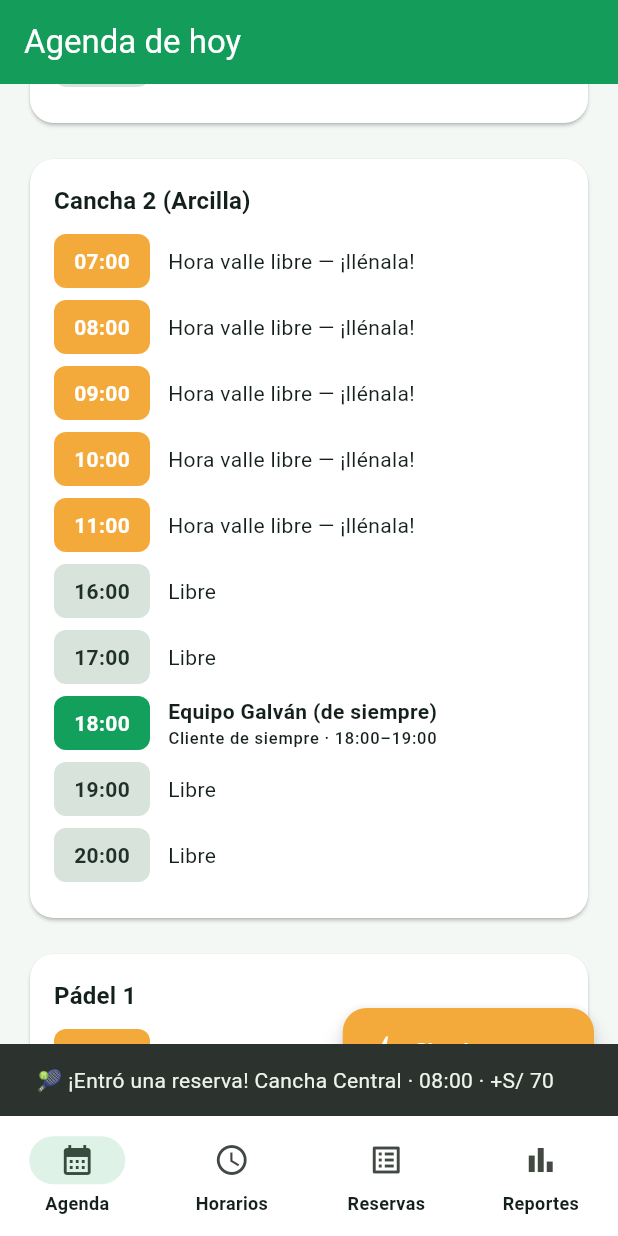
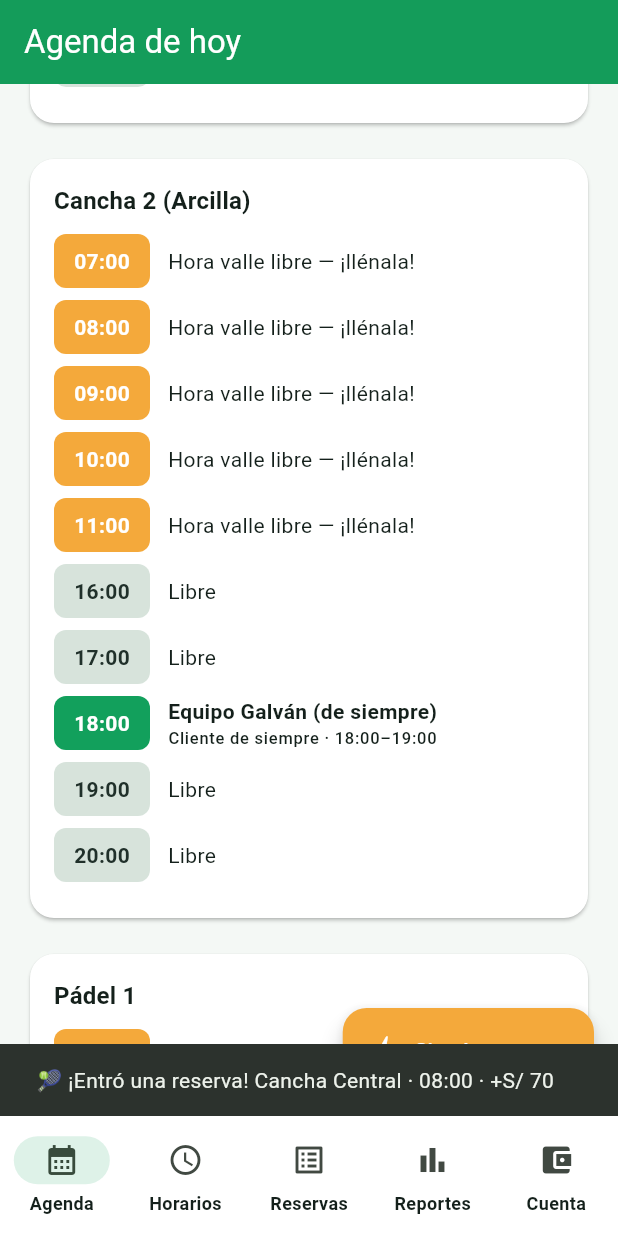
Before and after one commit to dcalagua/canchas-app-lima, a Flutter app: the HomeShell screen opened directly, scrolled down 576 dp, after a tap on "Simular reserva", on a phone screen of 412 x 824 dp. Run offline on Flutter 3.47's test engine with Material 3 defaults, Android fonts, the phone set to English and light mode, and no system bars; our stand-ins replace google_maps_flutter, google_sign_in, shared_preferences; accounts and stored records are empty.

Commit message:
Cuenta del club: saldo prepago + recargas + comisión por reserva (modelo inDrive)
Nueva pestaña "Cuenta" en el Panel del Club:
- Saldo prepago del club; con saldo el club aparece "destacado", sin saldo queda
  "pausado" (gancho del modelo: recargar para recibir reservas).
- Recarga con montos rápidos (S/ 20/50/100/200) — pasarela real queda para la
  siguiente fase (Yape/tarjeta).
- Cada reserva nueva (jugador o demo) descuenta una comisión (5%, mín S/ 2) del
  saldo y queda en el historial de movimientos.

Co-Authored-By: Claude Opus 4.8 (1M context) <noreply@anthropic.com>
Claude-Session: https://claude.ai/code/session_017fg7ijXuZRX6jvFjZELf83

```diff
--- /dev/null
+++ b/lib/screens/cuenta_screen.dart
@@ -0,0 +1,255 @@
+import 'package:flutter/material.dart';
+
+import '../models/models.dart';
+import '../state/app_state.dart';
+import '../theme.dart';
+
+/// Cuenta del club: saldo prepago (modelo inDrive), recargas y movimientos.
+class CuentaScreen extends StatelessWidget {
+  const CuentaScreen({super.key});
+
+  @override
+  Widget build(BuildContext context) {
+    return Scaffold(
+      appBar: AppBar(title: const Text('Mi cuenta')),
+      body: ListenableBuilder(
+        listenable: appState,
+        builder: (context, _) {
+          return ListView(
+            padding: const EdgeInsets.all(16),
+            children: [
+              _TarjetaSaldo(
+                saldo: appState.saldoClub,
+                destacado: appState.destacadoActivo,
+                onRecargar: () => _abrirRecarga(context),
+              ),
+              const SizedBox(height: 18),
+              Text('Movimientos',
+                  style: Theme.of(context)
+                      .textTheme
+                      .titleMedium
+                      ?.copyWith(fontWeight: FontWeight.bold)),
+              const SizedBox(height: 8),
+              if (appState.movimientos.isEmpty)
+                Text('Aún no hay movimientos.',
+                    style: TextStyle(color: Colors.grey[600]))
+              else
+                ...appState.movimientos.map((m) => _FilaMovimiento(m)),
+            ],
+          );
+        },
+      ),
+    );
+  }
+
+  void _abrirRecarga(BuildContext context) {
+    showModalBottomSheet<void>(
+      context: context,
+      backgroundColor: Colors.transparent,
+      builder: (sheetContext) => _RecargaSheet(
+        onRecargar: (monto) {
+          appState.recargar(monto);
+          Navigator.of(sheetContext).pop();
+          ScaffoldMessenger.of(context).showSnackBar(
+            SnackBar(
+              backgroundColor: verdeCancha,
+              content: Text('✅ Recargaste S/ $monto. ¡Ya apareces destacado!'),
+            ),
+          );
+        },
+      ),
+    );
+  }
+}
+
+class _TarjetaSaldo extends StatelessWidget {
+  final int saldo;
+  final bool destacado;
+  final VoidCallback onRecargar;
+  const _TarjetaSaldo(
+      {required this.saldo, required this.destacado, required this.onRecargar});
+
+  @override
+  Widget build(BuildContext context) {
+    return Container(
+      padding: const EdgeInsets.all(20),
+      decoration: BoxDecoration(
+        borderRadius: BorderRadius.circular(20),
+        gradient: const LinearGradient(
+          begin: Alignment.topLeft,
+          end: Alignment.bottomRight,
+          colors: [verdeClaro, verdeOscuro],
+        ),
+      ),
+      child: Column(
+        crossAxisAlignment: CrossAxisAlignment.start,
+        children: [
+          const Text('Saldo disponible',
+              style: TextStyle(color: Colors.white70, fontSize: 14)),
+          const SizedBox(height: 4),
+          Text('S/ $saldo',
+              style: const TextStyle(
+                  color: Colors.white,
+                  fontSize: 40,
+                  fontWeight: FontWeight.bold)),
+          const SizedBox(height: 10),
+          Container(
+            padding: const EdgeInsets.symmetric(horizontal: 12, vertical: 6),
+            decoration: BoxDecoration(
+              color: Colors.white.withOpacity(0.18),
+              borderRadius: BorderRadius.circular(20),
+            ),
+            child: Row(
+              mainAxisSize: MainAxisSize.min,
+              children: [
+                Icon(destacado ? Icons.star : Icons.pause_circle_filled,
+                    color: destacado ? lima : Colors.white, size: 16),
+                const SizedBox(width: 6),
+                Text(
+                  destacado
+                      ? 'Destacado activo · apareces primero'
+                      : 'Pausado · recarga para aparecer',
+                  style: const TextStyle(
+                      color: Colors.white,
+                      fontSize: 12,
+                      fontWeight: FontWeight.w600),
+                ),
+              ],
+            ),
+          ),
+          const SizedBox(height: 16),
+          SizedBox(
+            width: double.infinity,
+            child: FilledButton.icon(
+              style: FilledButton.styleFrom(
+                backgroundColor: coral,
+                padding: const EdgeInsets.symmetric(vertical: 14),
+              ),
+              onPressed: onRecargar,
+              icon: const Icon(Icons.add),
+              label: const Text('Recargar saldo'),
+            ),
+          ),
+          const SizedBox(height: 10),
+          const Text(
+            'Cada reserva nueva descuenta una pequeña comisión de tu saldo. '
+            'Solo pagas por las reservas que la app te trae.',
+            style: TextStyle(color: Colors.white70, fontSize: 12, height: 1.4),
+          ),
+        ],
+      ),
+    );
+  }
+}
+
+class _FilaMovimiento extends StatelessWidget {
+  final MovimientoSaldo m;
+  const _FilaMovimiento(this.m);
+
+  @override
+  Widget build(BuildContext context) {
+    final esRecarga = m.tipo == TipoMovimiento.recarga;
+    final color = esRecarga ? verdeCancha : coral;
+    return Card(
+      margin: const EdgeInsets.only(bottom: 8),
+      child: ListTile(
+        leading: CircleAvatar(
+          backgroundColor: color.withOpacity(0.14),
+          child: Icon(esRecarga ? Icons.arrow_downward : Icons.arrow_upward,
+              color: color, size: 20),
+        ),
+        title: Text(m.concepto,
+            style: const TextStyle(fontWeight: FontWeight.w600, fontSize: 14)),
+        subtitle: Text(m.cuando),
+        trailing: Text(
+          '${esRecarga ? '+' : '−'} S/ ${m.monto}',
+          style: TextStyle(
+              color: color, fontWeight: FontWeight.bold, fontSize: 15),
+        ),
+      ),
+    );
+  }
+}
+
+class _RecargaSheet extends StatelessWidget {
+  final ValueChanged<int> onRecargar;
+  const _RecargaSheet({required this.onRecargar});
+
+  @override
+  Widget build(BuildContext context) {
+    const montos = [20, 50, 100, 200];
+    return Container(
+      decoration: const BoxDecoration(
+        color: Colors.white,
+        borderRadius: BorderRadius.vertical(top: Radius.circular(24)),
+      ),
+      padding: const EdgeInsets.fromLTRB(20, 14, 20, 28),
+      child: Column(
+        mainAxisSize: MainAxisSize.min,
+        crossAxisAlignment: CrossAxisAlignment.stretch,
+        children: [
+          Center(
+            child: Container(
+              width: 44,
+              height: 5,
+              decoration: BoxDecoration(
+                color: Colors.black12,
+                borderRadius: BorderRadius.circular(10),
+              ),
+            ),
+          ),
+          const SizedBox(height: 18),
+          const Text('Elige cuánto recargar',
+              style: TextStyle(fontSize: 18, fontWeight: FontWeight.bold)),
+          const SizedBox(height: 4),
+          Text('Mientras tengas saldo, tu club aparece destacado en el mapa.',
+              style: TextStyle(color: Colors.grey[600], fontSize: 13)),
+          const SizedBox(height: 16),
+          GridView.count(
+            crossAxisCount: 2,
+            shrinkWrap: true,
+            physics: const NeverScrollableScrollPhysics(),
+            crossAxisSpacing: 12,
+            mainAxisSpacing: 12,
+            childAspectRatio: 2.4,
+            children: [
+              for (final m in montos)
+                _BotonMonto(monto: m, onTap: () => onRecargar(m)),
+            ],
+          ),
+          const SizedBox(height: 12),
+          Text(
+            'Pago con tarjeta o Yape (se conectará la pasarela en la siguiente fase).',
+            textAlign: TextAlign.center,
+            style: TextStyle(color: Colors.grey[500], fontSize: 12),
+          ),
+        ],
+      ),
+    );
+  }
+}
+
+class _BotonMonto extends StatelessWidget {
+  final int monto;
+  final VoidCallback onTap;
+  const _BotonMonto({required this.monto, required this.onTap});
+
+  @override
+  Widget build(BuildContext context) {
+    return Material(
+      color: const Color(0xFFEAF6EF),
+      borderRadius: BorderRadius.circular(14),
+      child: InkWell(
+        onTap: onTap,
+        borderRadius: BorderRadius.circular(14),
+        child: Center(
+          child: Text(
+            'S/ $monto',
+            style: const TextStyle(
+                color: verdeOscuro, fontWeight: FontWeight.bold, fontSize: 20),
+          ),
+        ),
+      ),
+    );
+  }
+}
--- a/lib/screens/home_shell.dart
+++ b/lib/screens/home_shell.dart
@@ -1,6 +1,7 @@
 import 'package:flutter/material.dart';
 
 import 'agenda_screen.dart';
+import 'cuenta_screen.dart';
 import 'disponibilidad_screen.dart';
 import 'reportes_screen.dart';
 import 'reservas_screen.dart';
@@ -20,6 +21,7 @@ class _HomeShellState extends State<HomeShell> {
     DisponibilidadScreen(),
     ReservasScreen(),
     ReportesScreen(),
+    CuentaScreen(),
   ];
 
   @override
@@ -38,6 +40,8 @@ class _HomeShellState extends State<HomeShell> {
               icon: Icon(Icons.list_alt), label: 'Reservas'),
           NavigationDestination(
               icon: Icon(Icons.bar_chart), label: 'Reportes'),
+          NavigationDestination(
+              icon: Icon(Icons.account_balance_wallet), label: 'Cuenta'),
         ],
       ),
     );
--- a/lib/state/app_state.dart
+++ b/lib/state/app_state.dart
@@ -24,6 +24,53 @@ class AppState extends ChangeNotifier {
   final List<Reserva> reservas = List.of(SampleData.reservas);
   final List<BloqueHorario> agenda = List.of(SampleData.agendaHoy());
   final List<Reserva> misReservas = []; // reservas del jugador logueado
+
+  // Saldo prepago del club (modelo inDrive): con saldo aparece destacado y
+  // cada reserva nueva descuenta una comisión. Sin saldo, deja de destacarse.
+  int saldoClub = 30;
+  final List<MovimientoSaldo> movimientos = [
+    const MovimientoSaldo(
+        tipo: TipoMovimiento.recarga, monto: 30, concepto: 'Recarga inicial', cuando: 'Ayer'),
+  ];
+  bool get destacadoActivo => saldoClub > 0;
+
+  /// Comisión que descuenta del saldo cada reserva nueva (5%, mínimo S/ 2).
+  int comisionDe(int precio) {
+    final c = (precio * 0.05).round();
+    return c < 2 ? 2 : c;
+  }
+
+  /// Recarga el saldo prepago del club.
+  void recargar(int monto) {
+    if (monto <= 0) return;
+    saldoClub += monto;
+    movimientos.insert(
+      0,
+      MovimientoSaldo(
+          tipo: TipoMovimiento.recarga,
+          monto: monto,
+          concepto: 'Recarga de saldo',
+          cuando: 'Ahora'),
+    );
+    notifyListeners();
+  }
+
+  /// Descuenta la comisión del saldo cuando entra una reserva a una cancha del
+  /// club activo. No llama notifyListeners (lo hace el método que la invoca).
+  void _consumirComision(Cancha cancha) {
+    if (cancha.club != SampleData.clubActivo) return;
+    if (saldoClub <= 0) return;
+    final c = comisionDe(cancha.precioHora);
+    saldoClub = (saldoClub - c).clamp(0, 1 << 31);
+    movimientos.insert(
+      0,
+      MovimientoSaldo(
+          tipo: TipoMovimiento.consumo,
+          monto: c,
+          concepto: 'Comisión · ${cancha.nombre}',
+          cuando: 'Ahora'),
+    );
+  }
 
   int _contadorDemo = 1;
   int _contadorJugador = 1;
@@ -94,6 +141,7 @@ class AppState extends ChangeNotifier {
           (b) => b.canchaId == cancha.id && b.hora == hora);
       if (i >= 0) agenda[i] = agenda[i].copyWith(reservaId: reserva.id);
     }
+    _consumirComision(cancha);
     notifyListeners();
     return reserva;
   }
@@ -161,6 +209,7 @@ class AppState extends ChangeNotifier {
     );
     reservas.insert(0, nueva);
     agenda[idx] = bloque.copyWith(reservaId: nueva.id);
+    _consumirComision(cancha);
     notifyListeners();
     return '${cancha.nombre} · ${nueva.horaInicio} · +S/ ${nueva.precio}';
   }
```
Also changed, not shown: lib/models/models.dart (+17 -0 lines).
